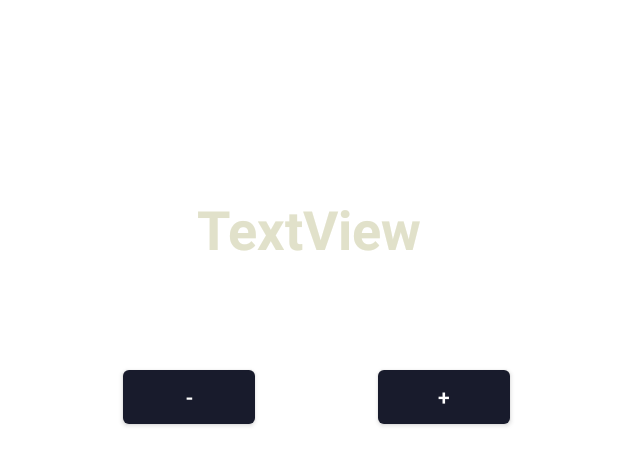
After one commit to M-P-Softworks/CounterClient, an Android app: the layout fragment_counter.xml on its own in the app's theme, with its tools: preview values and no code run, on a phone screen of 412 x 824 dp. The commit adds this screen. Shown: the top 465 px of the screen. Run offline under Robolectric (Android 15) with nearby library versions, the phone set to English and light mode, and no system bars.

Commit message:
feat: added some UI functionality

```diff
--- a/app/src/main/AndroidManifest.xml
+++ b/app/src/main/AndroidManifest.xml
@@ -11,7 +11,7 @@
         android:theme="@style/Theme.CounterClient"
         android:name=".CounterClientApp">
         <activity
-            android:name=".presentation.main.activity.MainActivity"
+            android:name=".presentation.main.MainActivity"
             android:exported="true">
             <intent-filter>
                 <action android:name="android.intent.action.MAIN" />
--- /dev/null
+++ b/app/src/main/java/com/emotionfactry/counterclient/presentation/counter/CounterFragment.kt
@@ -0,0 +1,4 @@
+package com.emotionfactry.counterclient.presentation.counter
+
+class CounterFragment {
+}
--- /dev/null
+++ b/app/src/main/java/com/emotionfactry/counterclient/presentation/counter/CounterViewModel.kt
@@ -0,0 +1,4 @@
+package com.emotionfactry.counterclient.presentation.counter
+
+class CounterViewModel {
+}
--- a/app/src/main/java/com/emotionfactry/counterclient/presentation/main/activity/MainActivity.kt
+++ b/app/src/main/java/com/emotionfactry/counterclient/presentation/main/MainActivity.kt
@@ -1,4 +1,4 @@
-package com.emotionfactry.counterclient.presentation.main.activity
+package com.emotionfactry.counterclient.presentation.main
 
 import android.graphics.Color
 import androidx.appcompat.app.AppCompatActivity
--- /dev/null
+++ b/app/src/main/java/com/emotionfactry/counterclient/presentation/main/MainFragment.kt
@@ -0,0 +1,4 @@
+package com.emotionfactry.counterclient.presentation.main
+
+class MainFragment {
+}
--- /dev/null
+++ b/app/src/main/java/com/emotionfactry/counterclient/presentation/main/MainViewModel.kt
@@ -0,0 +1,5 @@
+package com.emotionfactry.counterclient.presentation.main
+
+class MainViewModel {
+
+}
--- /dev/null
+++ b/app/src/main/java/com/emotionfactry/counterclient/presentation/settings/SettingsFragment.kt
@@ -0,0 +1,4 @@
+package com.emotionfactry.counterclient.presentation.settings
+
+class SettingsFragment {
+}
--- /dev/null
+++ b/app/src/main/java/com/emotionfactry/counterclient/presentation/settings/SettingsViewModel.kt
@@ -0,0 +1,4 @@
+package com.emotionfactry.counterclient.presentation.settings
+
+class SettingsViewModel {
+}
--- /dev/null
+++ b/app/src/main/res/layout/fragment_counter.xml
@@ -0,0 +1,38 @@
+<?xml version="1.0" encoding="utf-8"?>
+<androidx.constraintlayout.widget.ConstraintLayout xmlns:android="http://schemas.android.com/apk/res/android"
+    xmlns:app="http://schemas.android.com/apk/res-auto"
+    xmlns:tools="http://schemas.android.com/tools"
+    android:layout_width="match_parent"
+    android:layout_height="match_parent">
+
+    <TextView
+        android:id="@+id/textView"
+        android:layout_width="wrap_content"
+        android:layout_height="wrap_content"
+        android:layout_marginTop="128dp"
+        android:text="TextView"
+        app:layout_constraintEnd_toEndOf="parent"
+        app:layout_constraintStart_toStartOf="parent"
+        app:layout_constraintTop_toTopOf="parent"
+        style="@style/CounterValueStyle"/>
+
+    <Button
+        android:id="@+id/button"
+        android:layout_width="wrap_content"
+        android:layout_height="wrap_content"
+        android:layout_marginTop="64dp"
+        android:text="-"
+        app:layout_constraintEnd_toStartOf="@+id/button2"
+        app:layout_constraintStart_toStartOf="parent"
+        app:layout_constraintTop_toBottomOf="@+id/textView" />
+
+    <Button
+        android:id="@+id/button2"
+        android:layout_width="wrap_content"
+        android:layout_height="wrap_content"
+        android:layout_marginTop="64dp"
+        android:layout_marginEnd="72dp"
+        android:text="+"
+        app:layout_constraintEnd_toEndOf="parent"
+        app:layout_constraintTop_toBottomOf="@+id/textView" />
+</androidx.constraintlayout.widget.ConstraintLayout>
--- a/app/src/main/res/layout/fragment_main.xml
+++ b/app/src/main/res/layout/fragment_main.xml
@@ -5,7 +5,7 @@
     android:layout_width="match_parent"
     android:layout_height="match_parent"
     app:layout_behavior="@string/appbar_scrolling_view_behavior"
-    tools:context=".presentation.main.activity.MainActivity">
+    tools:context=".presentation.main.MainActivity">
 
     <com.google.android.material.appbar.AppBarLayout
         android:id="@+id/app_bar_main"
--- a/app/src/main/res/values/themes.xml
+++ b/app/src/main/res/values/themes.xml
@@ -46,4 +46,9 @@
     <style name="FragmentStyle" parent="Widget.AppCompat.TextView">
         <item name="backgroundColor">@color/mainDarkColor</item>
     </style>
+
+    <style name="CounterValueStyle" parent="Widget.AppCompat.TextView">
+        <item name="android:textSize">36dp</item>
+        <item name="android:textStyle">bold</item>
+    </style>
 </resources>
```
Also changed, not shown: data/src/main/java/com/emotionfactry/data/model/CounterGroup.kt (+6 -3 lines), data/src/main/java/com/emotionfactry/data/repository/Implementation/CounterDBRepoImpl.kt (+4 -5 lines).
